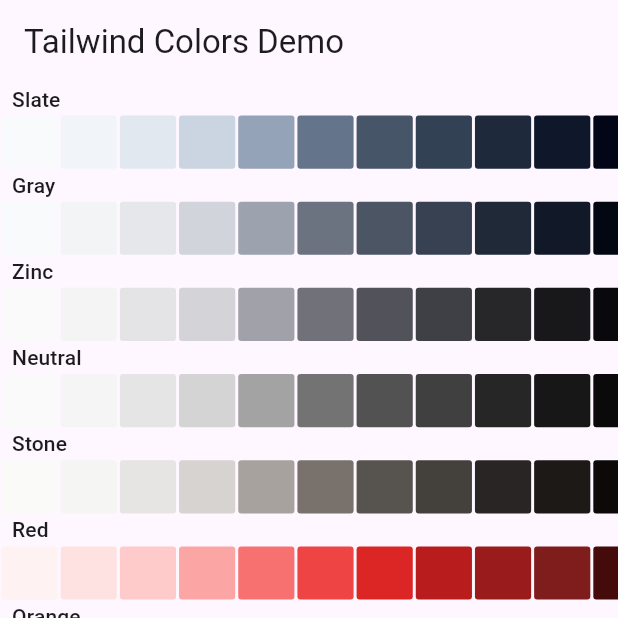
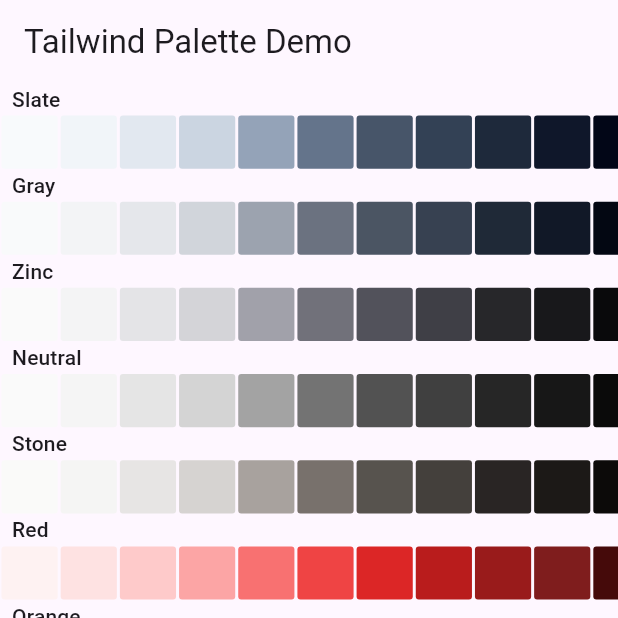
Before and after one commit to codewithmustafa/fl_tailwindcss_colors, a Flutter app: the screen it shows after launch, on a phone screen of 412 x 824 dp, the top half of it. Run offline on Flutter 3.47's test engine with Material 3 defaults, Android fonts, the phone set to English and light mode, and no system bars.

Commit message:
update demo gif path

```diff
--- a/example/lib/main.dart
+++ b/example/lib/main.dart
@@ -11,11 +11,11 @@ class MyApp extends StatelessWidget {
   @override
   Widget build(BuildContext context) {
     return MaterialApp(
-      title: 'Tailwind Colors Demo',
+      title: 'Tailwind Palette Demo',
       theme: ThemeData(
         primarySwatch: Colors.blue,
       ),
-      home: const MyHomePage(title: 'Tailwind Colors Demo'),
+      home: const MyHomePage(title: 'Tailwind Palette Demo'),
     );
   }
 }
```
Also changed, not shown: 1 other file.
